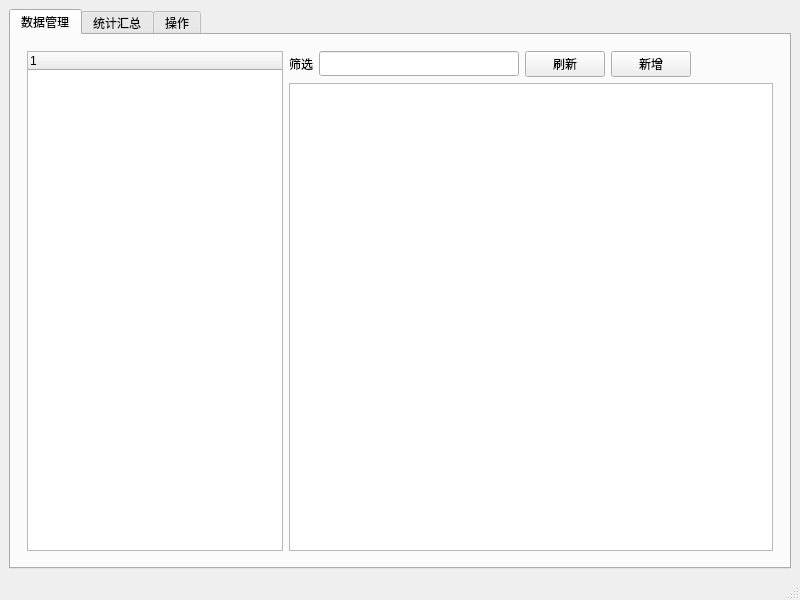
Above: ui/main.ui from LetMeHold/wanbo.py before the change. Below: the same form after it.
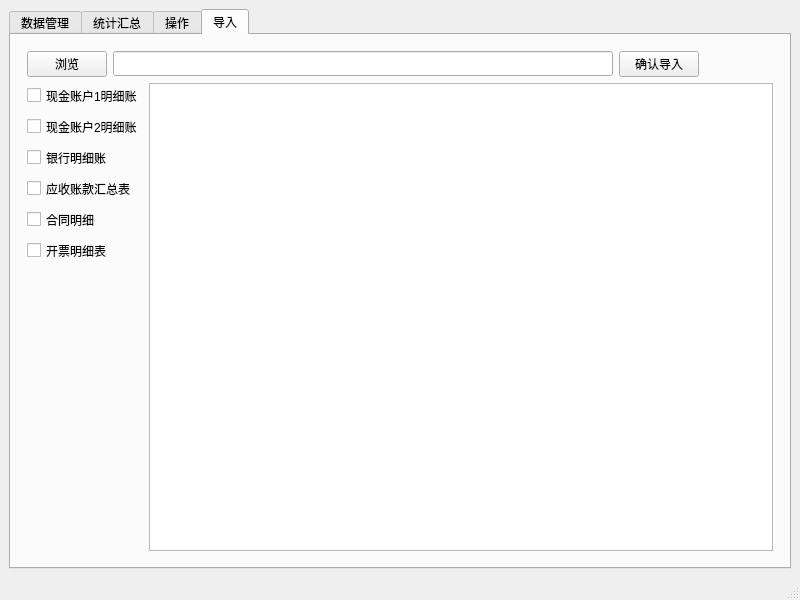
That is the form after the change. The open tabs and pages were chosen to show the change.

Commit message: 增加导入功能界面

Diff of the .ui file:
```diff
--- a/ui/main.ui
+++ b/ui/main.ui
@@ -312,6 +312,198 @@
         </item>
        </layout>
       </widget>
+      <widget class="QWidget" name="tabLoad">
+       <attribute name="title">
+        <string>导入</string>
+       </attribute>
+       <layout class="QVBoxLayout" name="verticalLayout_5">
+        <property name="leftMargin">
+         <number>16</number>
+        </property>
+        <property name="topMargin">
+         <number>16</number>
+        </property>
+        <property name="rightMargin">
+         <number>16</number>
+        </property>
+        <property name="bottomMargin">
+         <number>16</number>
+        </property>
+        <item>
+         <layout class="QHBoxLayout" name="horizontalLayout_5">
+          <item>
+           <widget class="QPushButton" name="btnBrowse">
+            <property name="sizePolicy">
+             <sizepolicy hsizetype="Fixed" vsizetype="Fixed">
+              <horstretch>0</horstretch>
+              <verstretch>0</verstretch>
+             </sizepolicy>
+            </property>
+            <property name="minimumSize">
+             <size>
+              <width>0</width>
+              <height>25</height>
+             </size>
+            </property>
+            <property name="text">
+             <string>浏览</string>
+            </property>
+           </widget>
+          </item>
+          <item>
+           <widget class="QLineEdit" name="edtFile">
+            <property name="sizePolicy">
+             <sizepolicy hsizetype="Fixed" vsizetype="Fixed">
+              <horstretch>0</horstretch>
+              <verstretch>0</verstretch>
+             </sizepolicy>
+            </property>
+            <property name="minimumSize">
+             <size>
+              <width>500</width>
+              <height>25</height>
+             </size>
+            </property>
+           </widget>
+          </item>
+          <item>
+           <widget class="QPushButton" name="btnImport">
+            <property name="sizePolicy">
+             <sizepolicy hsizetype="Fixed" vsizetype="Fixed">
+              <horstretch>0</horstretch>
+              <verstretch>0</verstretch>
+             </sizepolicy>
+            </property>
+            <property name="minimumSize">
+             <size>
+              <width>0</width>
+              <height>25</height>
+             </size>
+            </property>
+            <property name="text">
+             <string>确认导入</string>
+            </property>
+           </widget>
+          </item>
+          <item>
+           <spacer name="horizontalSpacer_3">
+            <property name="orientation">
+             <enum>Qt::Horizontal</enum>
+            </property>
+            <property name="sizeHint" stdset="0">
+             <size>
+              <width>40</width>
+              <height>20</height>
+             </size>
+            </property>
+           </spacer>
+          </item>
+         </layout>
+        </item>
+        <item>
+         <layout class="QHBoxLayout" name="horizontalLayout_6">
+          <item>
+           <layout class="QVBoxLayout" name="verticalLayout_4">
+            <item>
+             <widget class="QCheckBox" name="cb1">
+              <property name="minimumSize">
+               <size>
+                <width>0</width>
+                <height>25</height>
+               </size>
+              </property>
+              <property name="text">
+               <string>现金账户1明细账</string>
+              </property>
+             </widget>
+            </item>
+            <item>
+             <widget class="QCheckBox" name="cb2">
+              <property name="minimumSize">
+               <size>
+                <width>0</width>
+                <height>25</height>
+               </size>
+              </property>
+              <property name="text">
+               <string>现金账户2明细账</string>
+              </property>
+             </widget>
+            </item>
+            <item>
+             <widget class="QCheckBox" name="cb3">
+              <property name="minimumSize">
+               <size>
+                <width>0</width>
+                <height>25</height>
+               </size>
+              </property>
+              <property name="text">
+               <string>银行明细账</string>
+              </property>
+             </widget>
+            </item>
+            <item>
+             <widget class="QCheckBox" name="cb4">
+              <property name="minimumSize">
+               <size>
+                <width>0</width>
+                <height>25</height>
+               </size>
+              </property>
+              <property name="text">
+               <string>应收账款汇总表</string>
+              </property>
+             </widget>
+            </item>
+            <item>
+             <widget class="QCheckBox" name="cb5">
+              <property name="minimumSize">
+               <size>
+                <width>0</width>
+                <height>25</height>
+               </size>
+              </property>
+              <property name="text">
+               <string>合同明细</string>
+              </property>
+             </widget>
+            </item>
+            <item>
+             <widget class="QCheckBox" name="cb6">
+              <property name="minimumSize">
+               <size>
+                <width>0</width>
+                <height>25</height>
+               </size>
+              </property>
+              <property name="text">
+               <string>开票明细表</string>
+              </property>
+             </widget>
+            </item>
+            <item>
+             <spacer name="verticalSpacer">
+              <property name="orientation">
+               <enum>Qt::Vertical</enum>
+              </property>
+              <property name="sizeHint" stdset="0">
+               <size>
+                <width>20</width>
+                <height>40</height>
+               </size>
+              </property>
+             </spacer>
+            </item>
+           </layout>
+          </item>
+          <item>
+           <widget class="QTextEdit" name="txtLoadMsg"/>
+          </item>
+         </layout>
+        </item>
+       </layout>
+      </widget>
      </widget>
     </item>
    </layout>
```
Left out of the diff: 5 changed lines with no effect on the pictures. The commit also changes 4 other files.
